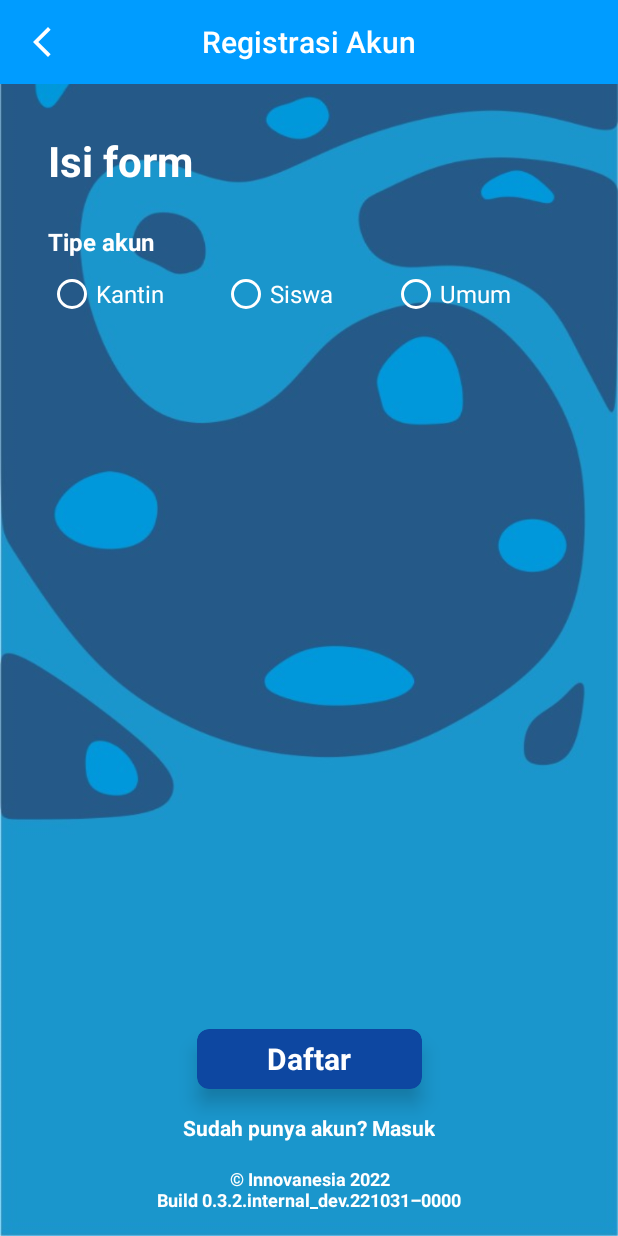
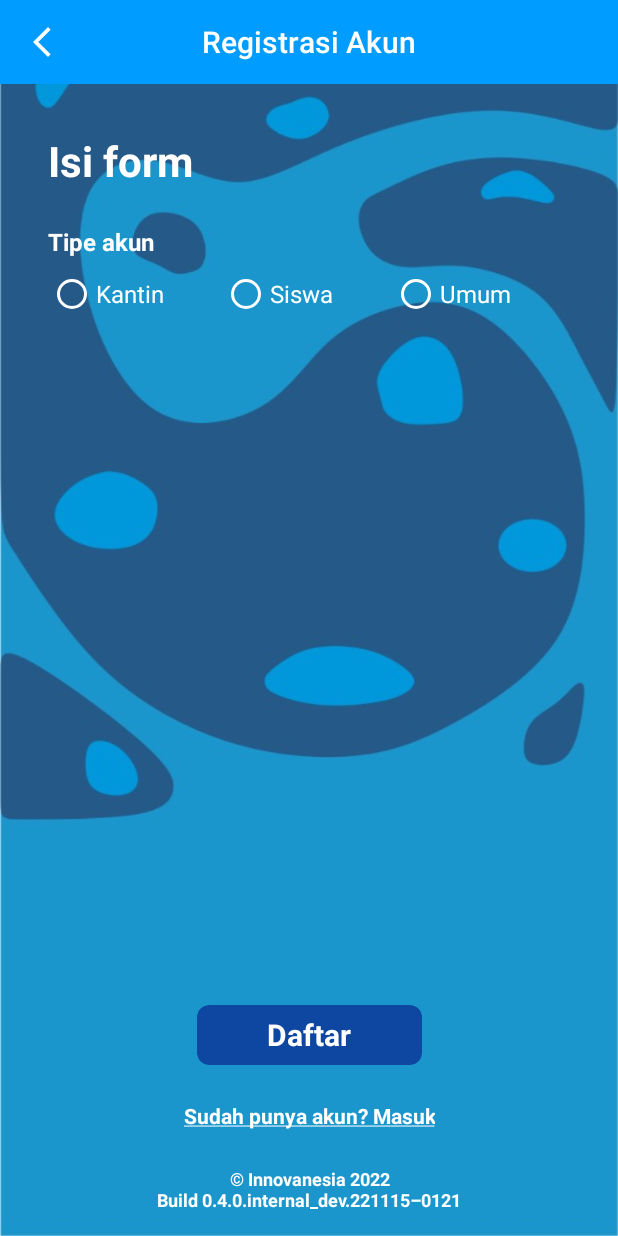
Before and after one commit to innovanesia/KanDigNas, an Android app: the RegisterActivity screen opened directly, with no data from a screen before it, on a phone screen of 412 x 824 dp. Run offline under Robolectric (Android 15) with nearby library versions, the phone set to English and light mode, and no system bars.

Commit message:
Retrofit API Update
What's new:
• API is now working.
• Adding new function with API on Login.
• Login features now working, once more.

Known issues:
• Other features are following, still under development.
• Apps may not working on all features.

```diff
--- a/app/build.gradle
+++ b/app/build.gradle
@@ -14,7 +14,7 @@ android {
         minSdk 21
         targetSdk 33
         versionCode 1
-        versionName "0.3.2-internal_dev"
+        versionName "0.4.0-internal_dev"
 
         testInstrumentationRunner "androidx.test.runner.AndroidJUnitRunner"
     }
@@ -62,6 +62,8 @@ dependencies {
     // Networking
     implementation 'com.squareup.retrofit2:retrofit:2.9.0'
     implementation 'com.squareup.retrofit2:converter-gson:2.9.0'
+    implementation 'com.google.code.gson:gson:2.9.1'
+    implementation 'com.squareup.okhttp3:logging-interceptor:5.0.0-alpha.2'
 
     // Testing
     testImplementation 'junit:junit:4.13.2'
--- a/app/src/main/java/id/innovanesia/kandignas/frontend/activity/RegisterActivity.kt
+++ b/app/src/main/java/id/innovanesia/kandignas/frontend/activity/RegisterActivity.kt
@@ -170,10 +170,10 @@ class RegisterActivity : AppCompatActivity()
                             ).show()
                     }
                 }
+            }
 
-                loginText.setOnClickListener {
-                    finish()
-                }
+            alreadySignedUpButton.setOnClickListener {
+                finish()
             }
         }
     }
--- a/app/src/main/res/layout/activity_auth.xml
+++ b/app/src/main/res/layout/activity_auth.xml
@@ -101,7 +101,7 @@
         android:layout_height="40dp"
         android:backgroundTint="@color/white"
         app:cardCornerRadius="20dp"
-        app:cardElevation="8dp"
+        app:cardElevation="0dp"
         app:layout_constraintBottom_toTopOf="@+id/build_text"
         app:layout_constraintEnd_toEndOf="@+id/password_layout"
         app:layout_constraintStart_toStartOf="@+id/password_layout"
@@ -150,7 +150,7 @@
         android:layout_marginTop="8dp"
         android:backgroundTint="@color/submarine"
         app:cardCornerRadius="20dp"
-        app:cardElevation="8dp"
+        app:cardElevation="0dp"
         app:layout_constraintEnd_toEndOf="@+id/login_button"
         app:layout_constraintStart_toStartOf="@+id/login_button"
         app:layout_constraintTop_toBottomOf="@+id/login_button"
--- a/app/src/main/res/layout/register_account_form.xml
+++ b/app/src/main/res/layout/register_account_form.xml
@@ -170,6 +170,7 @@
                 android:layout_width="match_parent"
                 android:layout_height="wrap_content"
                 android:layout_marginTop="16dp"
+                android:hint="NIS (Nomor Induk Siswa)"
                 android:textColorHint="@color/grey"
                 app:boxBackgroundColor="@color/white"
                 app:boxBackgroundMode="filled"
@@ -178,7 +179,6 @@
                 app:boxCornerRadiusTopEnd="16dp"
                 app:boxCornerRadiusTopStart="16dp"
                 app:boxStrokeWidth="0dp"
-                android:hint="NIS (Nomor Induk Siswa)"
                 app:layout_constraintEnd_toEndOf="parent"
                 app:layout_constraintStart_toStartOf="parent"
                 app:layout_constraintTop_toBottomOf="@+id/nisn_layout"
@@ -217,7 +217,8 @@
                     android:layout_width="match_parent"
                     android:layout_height="wrap_content"
                     android:inputType="text"
-                    android:textColor="@color/black" />
+                    android:textColor="@color/black"
+                    tools:ignore="TextContrastCheck" />
             </com.google.android.material.textfield.TextInputLayout>
 
             <com.google.android.material.textfield.TextInputLayout
@@ -374,11 +375,11 @@
         android:id="@+id/submit_button"
         android:layout_width="150dp"
         android:layout_height="40dp"
-        android:layout_marginBottom="16dp"
+        android:layout_marginBottom="24dp"
         android:backgroundTint="@color/submarine"
         app:cardCornerRadius="8dp"
-        app:cardElevation="8dp"
-        app:layout_constraintBottom_toTopOf="@+id/login_text"
+        app:cardElevation="0dp"
+        app:layout_constraintBottom_toTopOf="@+id/already_signed_up_button"
         app:layout_constraintEnd_toEndOf="@+id/form_view"
         app:layout_constraintStart_toStartOf="@+id/form_view">
 
@@ -394,18 +395,27 @@
             tools:ignore="HardcodedText" />
     </com.google.android.material.card.MaterialCardView>
 
-    <TextView
-        android:id="@+id/login_text"
+    <com.google.android.material.card.MaterialCardView
+        android:id="@+id/already_signed_up_button"
         android:layout_width="wrap_content"
         android:layout_height="wrap_content"
-        android:layout_marginBottom="16dp"
-        android:text="Sudah punya akun? Masuk"
-        android:textColor="@color/white"
-        android:textStyle="bold"
+        android:layout_marginBottom="24dp"
+        app:cardBackgroundColor="@android:color/transparent"
+        app:cardElevation="0dp"
         app:layout_constraintBottom_toTopOf="@+id/build_text"
         app:layout_constraintEnd_toEndOf="@+id/form_view"
-        app:layout_constraintStart_toStartOf="@+id/form_view"
-        tools:ignore="HardcodedText" />
+        app:layout_constraintStart_toStartOf="@+id/form_view">
+
+        <TextView
+            android:id="@+id/login_text"
+            android:layout_width="wrap_content"
+            android:layout_height="wrap_content"
+            android:layout_gravity="center"
+            android:gravity="center"
+            android:text="@string/already_signedup"
+            android:textColor="@color/white"
+            android:textStyle="bold" />
+    </com.google.android.material.card.MaterialCardView>
 
     <TextView
         android:id="@+id/build_text"
--- a/app/src/main/res/values/strings.xml
+++ b/app/src/main/res/values/strings.xml
@@ -1,9 +1,10 @@
 <resources>
     <string name="app_name">KanDigNas</string>
     <string name="auth_title">Kantin Digital Nasional</string>
-    <string name="build">© Innovanesia 2022\nBuild 0.3.2.internal_dev.221031–0000</string>
+    <string name="build">© Innovanesia 2022\nBuild 0.4.0.internal_dev.221115–0121</string>
     <string name="login">Masuk</string>
     <string name="register">Daftar</string>
+    <string name="already_signedup"><u>Sudah punya akun? Masuk</u></string>
     <string name="logout">Keluar</string>
     <string name="username">Username</string>
     <string name="password">Kata Sandi</string>
```
Also changed, not shown: app/src/main/java/id/innovanesia/kandignas/backend/api/GetAPI.kt (added, +30 -0 lines), app/src/main/java/id/innovanesia/kandignas/backend/api/InitAPI.kt (added, +34 -0 lines), app/src/main/java/id/innovanesia/kandignas/backend/models/Users.kt (+27 -10 lines), app/src/main/java/id/innovanesia/kandignas/backend/response/LoginRegisterResponse.kt (added, +9 -0 lines), app/src/main/java/id/innovanesia/kandignas/frontend/activity/AuthActivity.kt (+89 -0 lines).
